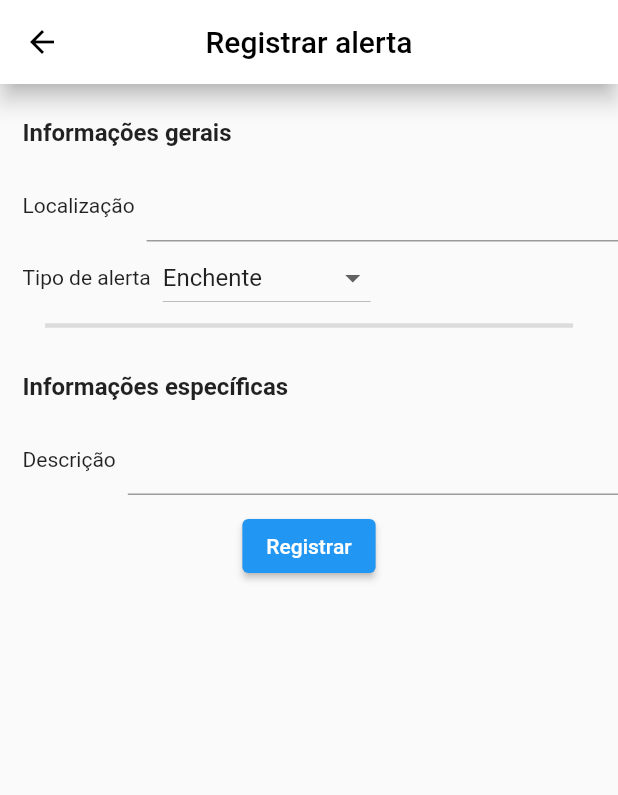
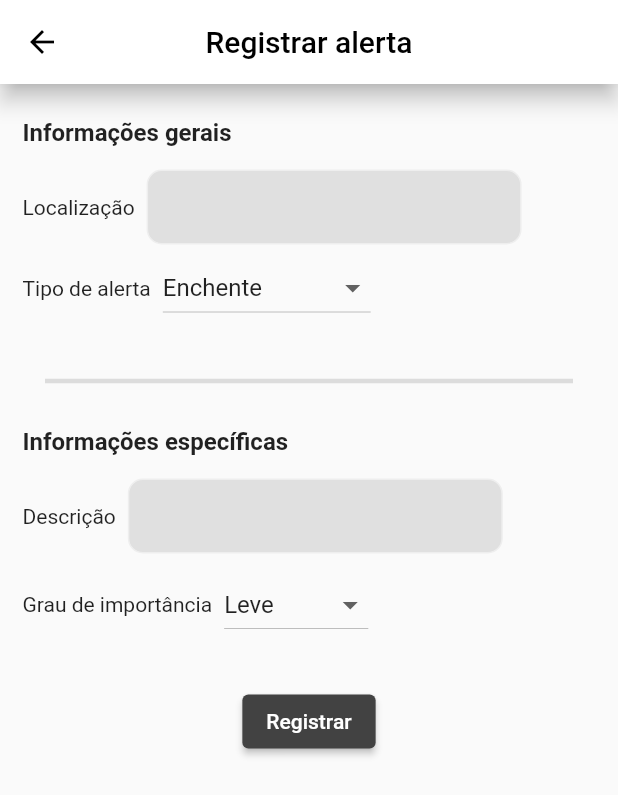
Before and after one commit to candidoalfilho/maas-app, a Flutter app: the CreateAlertScreen screen opened directly, on a phone screen of 412 x 824 dp. Shown: the top 795 px of the screen. Run offline on Flutter 3.47's test engine with Material 2 defaults, Android fonts, the phone set to English and light mode, and no system bars; our stand-ins replace geolocator, google_maps_flutter, shared_preferences; accounts and stored records are empty; Roboto replaces fonts that are missing (Arial).

Commit message:
Mais coisa

```diff
--- a/lib/main.dart
+++ b/lib/main.dart
@@ -46,6 +46,7 @@ class MyApp extends StatelessWidget {
         ],
         child: Consumer<Auth>(
           builder: (ctx, authData, _) => MaterialApp(
+            debugShowCheckedModeBanner: false,
             title: 'Fit League',
             theme: ThemeData(
                 primarySwatch: Colors.blue,
--- a/lib/screens/create_alert_screen.dart
+++ b/lib/screens/create_alert_screen.dart
@@ -15,12 +15,15 @@ class CreateAlertScreen extends StatefulWidget {
     'Engarrafamento'
   ];
 
+  static const importanceItems = ['Leve', 'Moderada', 'Urgente'];
+
   @override
   State<CreateAlertScreen> createState() => _CreateAlertScreenState();
 }
 
 class _CreateAlertScreenState extends State<CreateAlertScreen> {
   var chosenItem = CreateAlertScreen.alertItems[0];
+  var chosenImportance = CreateAlertScreen.importanceItems[0];
 
   var locationController = TextEditingController();
 
@@ -66,11 +69,30 @@ class _CreateAlertScreenState extends State<CreateAlertScreen> {
                       SizedBox(
                         width: 8,
                       ),
-                      Expanded(
-                        child: TextFormField(),
+                      Container(
+                        height: 50,
+                        width: 250,
+                        padding: EdgeInsets.only(bottom: 10, left: 10),
+                        decoration: BoxDecoration(
+                            color: Colors.grey.shade300,
+                            border: Border.all(color: Colors.grey.shade200),
+                            borderRadius:
+                                BorderRadius.all(Radius.circular(10))),
+                        child: TextFormField(
+                          controller: locationController,
+                          decoration: InputDecoration(
+                            focusedBorder: InputBorder.none,
+                            enabledBorder: InputBorder.none,
+                            errorBorder: InputBorder.none,
+                            disabledBorder: InputBorder.none,
+                          ),
+                        ),
                       )
                     ],
                   ),
+                ),
+                SizedBox(
+                  height: 5,
                 ),
                 Container(
                   margin: const EdgeInsets.only(left: 15),
@@ -99,6 +121,9 @@ class _CreateAlertScreenState extends State<CreateAlertScreen> {
                       )
                     ],
                   ),
+                ),
+                SizedBox(
+                  height: 30,
                 ),
                 Divider(
                   thickness: 3,
@@ -131,9 +156,23 @@ class _CreateAlertScreenState extends State<CreateAlertScreen> {
                       SizedBox(
                         width: 8,
                       ),
-                      Expanded(
+                      Container(
+                        height: 50,
+                        width: 250,
+                        padding: EdgeInsets.only(bottom: 10, left: 10),
+                        decoration: BoxDecoration(
+                            color: Colors.grey.shade300,
+                            border: Border.all(color: Colors.grey.shade200),
+                            borderRadius:
+                                BorderRadius.all(Radius.circular(10))),
                         child: TextFormField(
                           controller: descriptionController,
+                          decoration: InputDecoration(
+                            focusedBorder: InputBorder.none,
+                            enabledBorder: InputBorder.none,
+                            errorBorder: InputBorder.none,
+                            disabledBorder: InputBorder.none,
+                          ),
                         ),
                       )
                     ],
@@ -141,6 +180,37 @@ class _CreateAlertScreenState extends State<CreateAlertScreen> {
                 ),
                 SizedBox(
                   height: 10,
+                ),
+                Container(
+                  margin: const EdgeInsets.only(left: 15),
+                  width: double.infinity,
+                  child: Row(
+                    children: [
+                      Text(
+                        'Grau de importância',
+                      ),
+                      SizedBox(
+                        width: 8,
+                      ),
+                      DropdownButton<String>(
+                        value: chosenImportance,
+                        items: CreateAlertScreen.importanceItems
+                            .map((String value) {
+                          return DropdownMenuItem<String>(
+                            value: value,
+                            child: Text(value),
+                          );
+                        }).toList(),
+                        onChanged: (value) {
+                          chosenImportance = value;
+                          setState(() {});
+                        },
+                      )
+                    ],
+                  ),
+                ),
+                SizedBox(
+                  height: 30,
                 ),
                 Center(
                   child: ElevatedButton(
@@ -151,6 +221,9 @@ class _CreateAlertScreenState extends State<CreateAlertScreen> {
                       alertsData.addAlert(description, type);
                       Navigator.of(context).pop();
                     },
+                    style: ButtonStyle(
+                        backgroundColor:
+                            MaterialStateProperty.all(Colors.grey.shade800)),
                   ),
                 )
               ],
```
Also changed, not shown: lib/screens/about_screen.dart (added, +130 -0 lines), lib/screens/config_screen.dart (added, +58 -0 lines), lib/screens/main_screen.dart (+37 -39 lines), lib/widgets/card_button.dart (added, +64 -0 lines), assets/images/FIAP.jpg (added), 1 other file.
